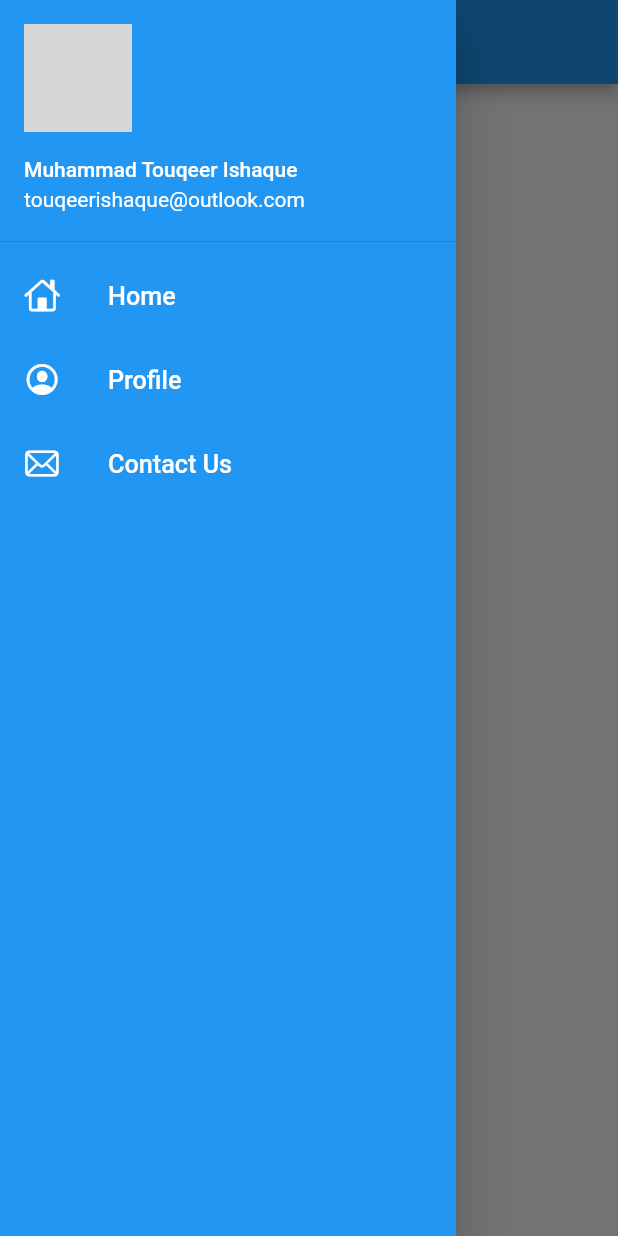
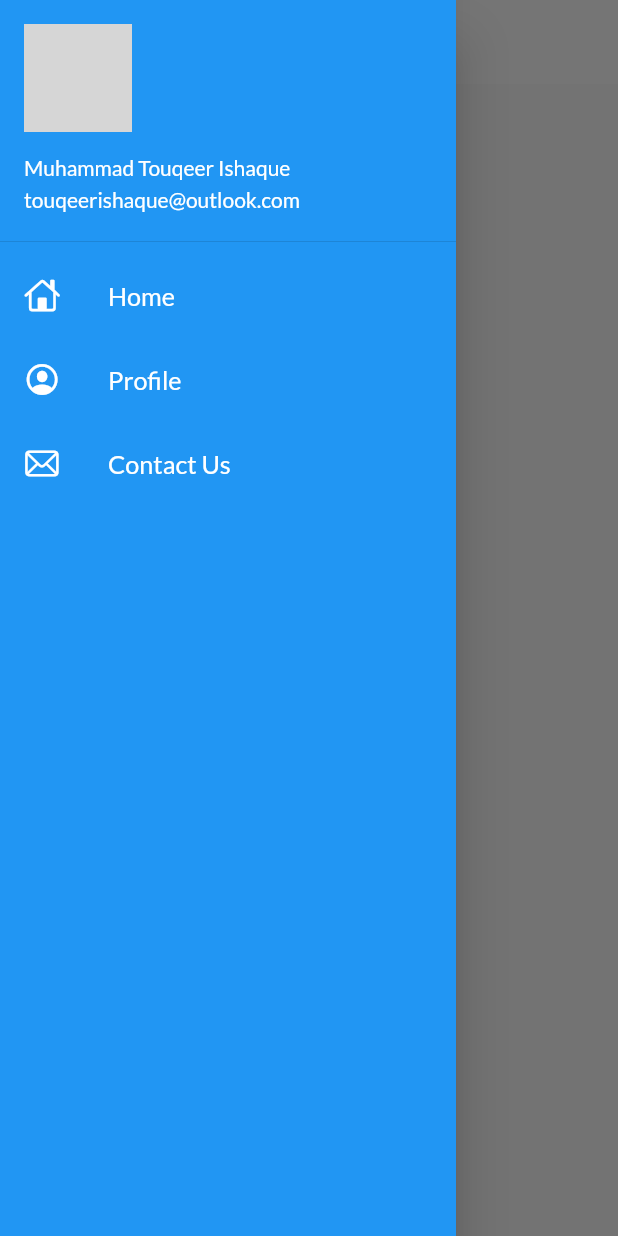
Before and after one commit to TouqeerIshaque/30daysofflutter, a Flutter app: the screen it shows after launch, with the side drawer open, on a phone screen of 412 x 824 dp. Run offline on Flutter 3.47's test engine with Material 2 defaults, Android fonts, the phone set to English and light mode, and no system bars; our stand-ins replace google_fonts; network calls fail; grey boxes are pictures that could not be loaded.

Commit message:
theme completed

```diff
--- a/lib/main.dart
+++ b/lib/main.dart
@@ -2,32 +2,29 @@ import 'package:flutter/material.dart';
 import 'package:flutter_application_1/pages/homepage.dart';
 import 'package:flutter_application_1/pages/loginpage.dart';
 import 'package:flutter_application_1/utils/routes.dart';
+import 'package:flutter_application_1/widgets/myTheme.dart';
 import 'package:google_fonts/google_fonts.dart';
 
- void main() {
-runApp(
-  myApp());
+void main() {
+  runApp(myApp());
 }
 
 class myApp extends StatelessWidget {
-  int days =302;
+  int days = 302;
 
   @override
   Widget build(BuildContext context) {
     return MaterialApp(
-     debugShowCheckedModeBanner: false,
-     themeMode: ThemeMode.light,
-     theme:ThemeData(
-      //  fontFamily: GoogleFonts.lato().fontFamily,
-      //  primaryTextTheme: GoogleFonts.latoTextTheme(),
-     )
-      ,
-      initialRoute: MyRoutes.homeRoute,
-      routes: {
-      "/"  : (context) =>Loginpage(),
-      MyRoutes.loginRoute : (context) => Loginpage(),
-      MyRoutes.homeRoute : ((context) => HomePage())
-      }
-    );
+        debugShowCheckedModeBanner: false,
+        // themeMode: ThemeMode.light,
+        theme: myTheme.lightTheme(context),
+        darkTheme: myTheme.darkTheme(context),
+
+        initialRoute: MyRoutes.homeRoute,
+        routes: {
+          "/": (context) => Loginpage(),
+          MyRoutes.loginRoute: (context) => Loginpage(),
+          MyRoutes.homeRoute: ((context) => HomePage())
+        });
   }
 }
--- a/lib/pages/homepage.dart
+++ b/lib/pages/homepage.dart
@@ -2,20 +2,24 @@ import 'package:flutter/material.dart';
 
 import '../widgets/drawer.dart';
 
-class  HomePage extends StatelessWidget {
+class HomePage extends StatelessWidget {
+  @override
+  Widget build(BuildContext context) {
+    var days = "30 ";
+    return Scaffold(
+      appBar: AppBar(
 
 
-  @override
-  Widget build(BuildContext context) {
-    var  days = "30 ";
-    return Scaffold(
-      appBar: AppBar(),
-        body : Center(
-          child: Container(
-            child: Text("Welcome to  $days days of flutter "),
-          ),
+        title: Center(child: Text("Catalog App" ,
+        )
         ),
-        drawer: MyDrawer(),
-      );
+      ),
+      body: Center(
+        child: Container(
+          child: Text("Welcome to  $days days of flutter " ,  ),
+        ),
+      ),
+      drawer: MyDrawer(),
+    );
   }
 }
--- a/lib/widgets/drawer.dart
+++ b/lib/widgets/drawer.dart
@@ -18,8 +18,8 @@ class MyDrawer extends StatelessWidget {
                 padding: EdgeInsets.zero,
                 child: UserAccountsDrawerHeader(
                   margin: EdgeInsets.zero,
-                  accountEmail: Text("touqeerishaque@outlook.com"),
-                  accountName: Text("Muhammad Touqeer Ishaque"),
+                  accountEmail: Text("touqeerishaque@outlook.com" , style: TextStyle(color:Colors.white),),
+                  accountName: Text("Muhammad Touqeer Ishaque" ,  style: TextStyle(color:Colors.white)),
                   currentAccountPicture:
                       CircleAvatar(backgroundImage: NetworkImage(userAccountimg)),
                 ),
--- /dev/null
+++ b/lib/widgets/myTheme.dart
@@ -0,0 +1,20 @@
+import 'package:flutter/material.dart';
+import 'package:google_fonts/google_fonts.dart';
+
+class myTheme {
+
+  static ThemeData lightTheme (BuildContext context) =>
+  ThemeData(
+          fontFamily: GoogleFonts.lato().fontFamily,
+          primaryTextTheme: GoogleFonts.latoTextTheme(),
+          appBarTheme: AppBarTheme(
+              color: Colors.white,
+              elevation: 0.0,
+              iconTheme: IconThemeData(color: Colors.black),
+              titleTextStyle: Theme.of(context).textTheme.headline6
+              ),
+        );
+
+ static ThemeData  darkTheme(BuildContext context) =>
+ ThemeData(brightness: Brightness.dark);
+}
```
